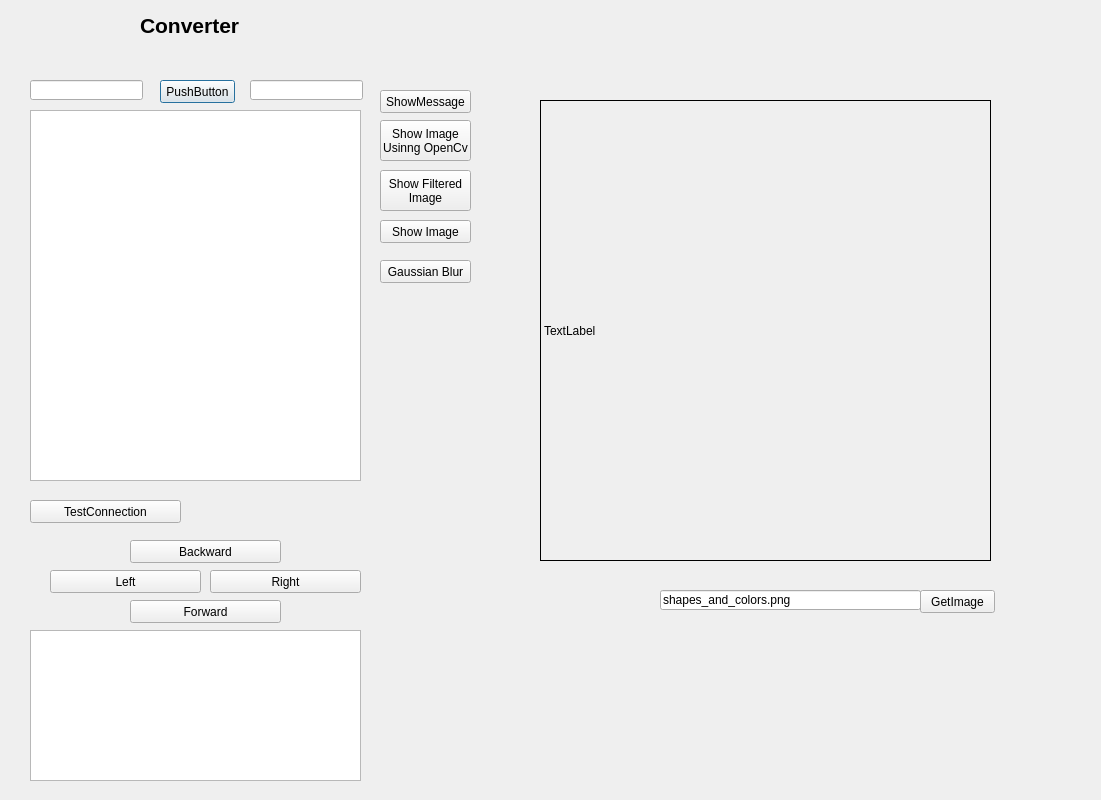
Before: the Qt Designer form OnStage/Serial.ui in FreeRangeLobster/TheKraken, drawn with Qt 5.
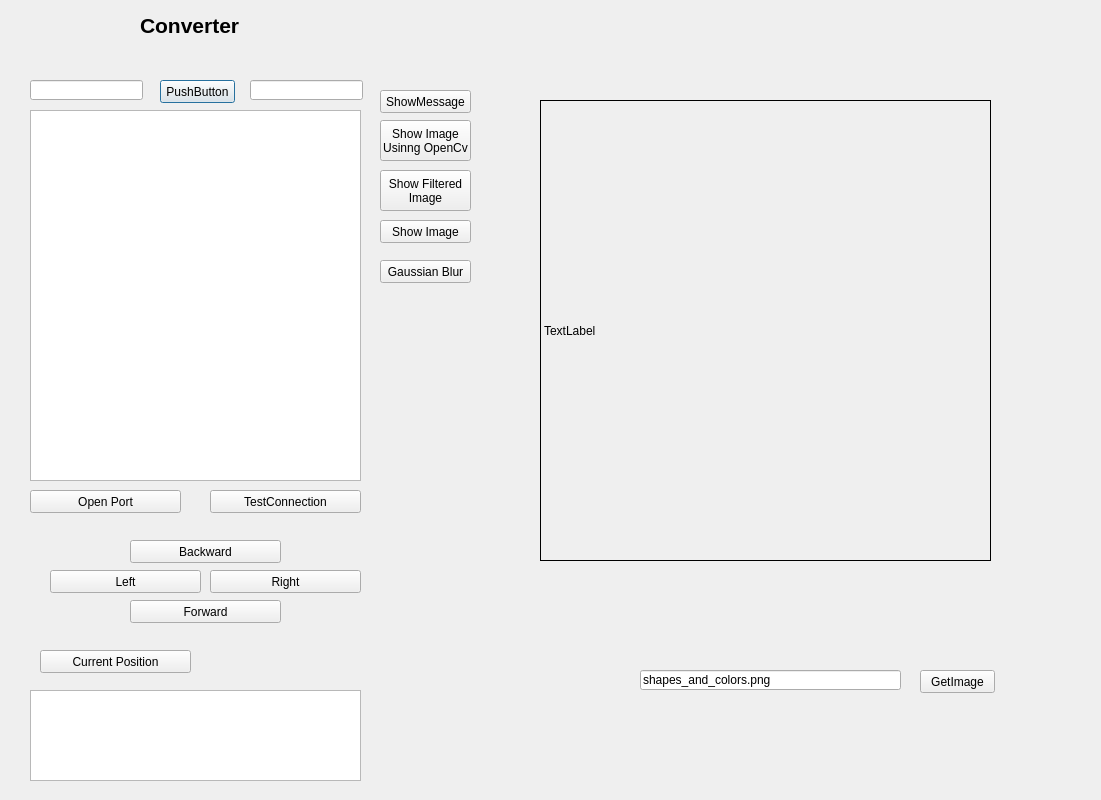
After: the same form once the commit is applied.

Commit message: Added serial command terminal to speak with GRBL system

Patch:
```diff
--- a/OnStage/Serial.ui
+++ b/OnStage/Serial.ui
@@ -94,8 +94,8 @@
   <widget class="QPushButton" name="CmdTestConnection">
    <property name="geometry">
     <rect>
-     <x>30</x>
-     <y>500</y>
+     <x>210</x>
+     <y>490</y>
      <width>151</width>
      <height>23</height>
     </rect>
@@ -108,9 +108,9 @@
    <property name="geometry">
     <rect>
      <x>30</x>
-     <y>630</y>
+     <y>690</y>
      <width>331</width>
-     <height>151</height>
+     <height>91</height>
     </rect>
    </property>
   </widget>
@@ -224,7 +224,7 @@
    <property name="geometry">
     <rect>
      <x>920</x>
-     <y>590</y>
+     <y>670</y>
      <width>75</width>
      <height>23</height>
     </rect>
@@ -249,8 +249,8 @@
   <widget class="QLineEdit" name="txtImageFileName">
    <property name="geometry">
     <rect>
-     <x>660</x>
-     <y>590</y>
+     <x>640</x>
+     <y>670</y>
      <width>261</width>
      <height>20</height>
     </rect>
@@ -259,6 +259,32 @@
     <string>shapes_and_colors.png</string>
    </property>
   </widget>
+  <widget class="QPushButton" name="cmdOpenPort">
+   <property name="geometry">
+    <rect>
+     <x>30</x>
+     <y>490</y>
+     <width>151</width>
+     <height>23</height>
+    </rect>
+   </property>
+   <property name="text">
+    <string>Open Port</string>
+   </property>
+  </widget>
+  <widget class="QPushButton" name="cmdGetCurrentPosition">
+   <property name="geometry">
+    <rect>
+     <x>40</x>
+     <y>650</y>
+     <width>151</width>
+     <height>23</height>
+    </rect>
+   </property>
+   <property name="text">
+    <string>Current Position</string>
+   </property>
+  </widget>
  </widget>
  <resources/>
  <connections/>
```
The commit also changes 2 other files.
